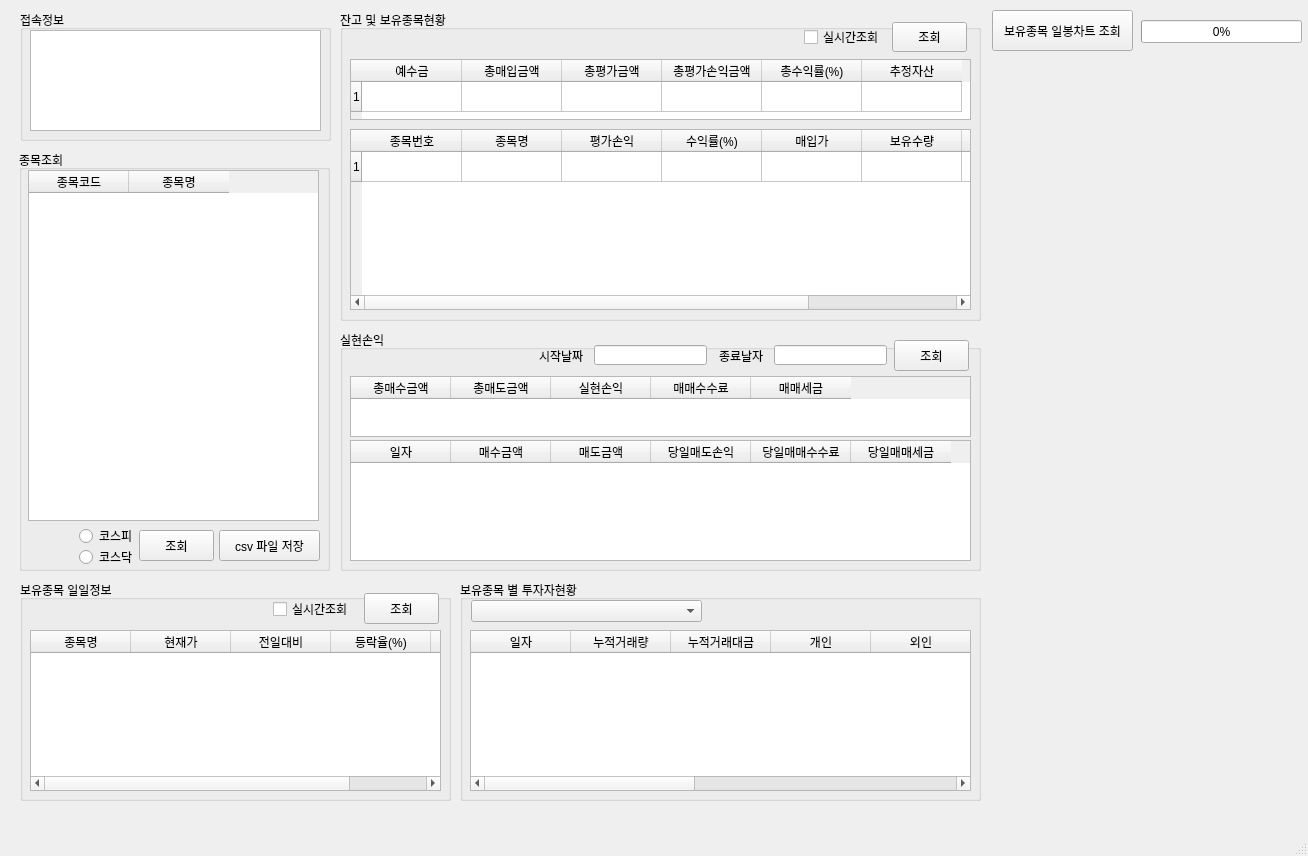
Qt form MyTrader.ui (pjm8702/jasam) before a commit.
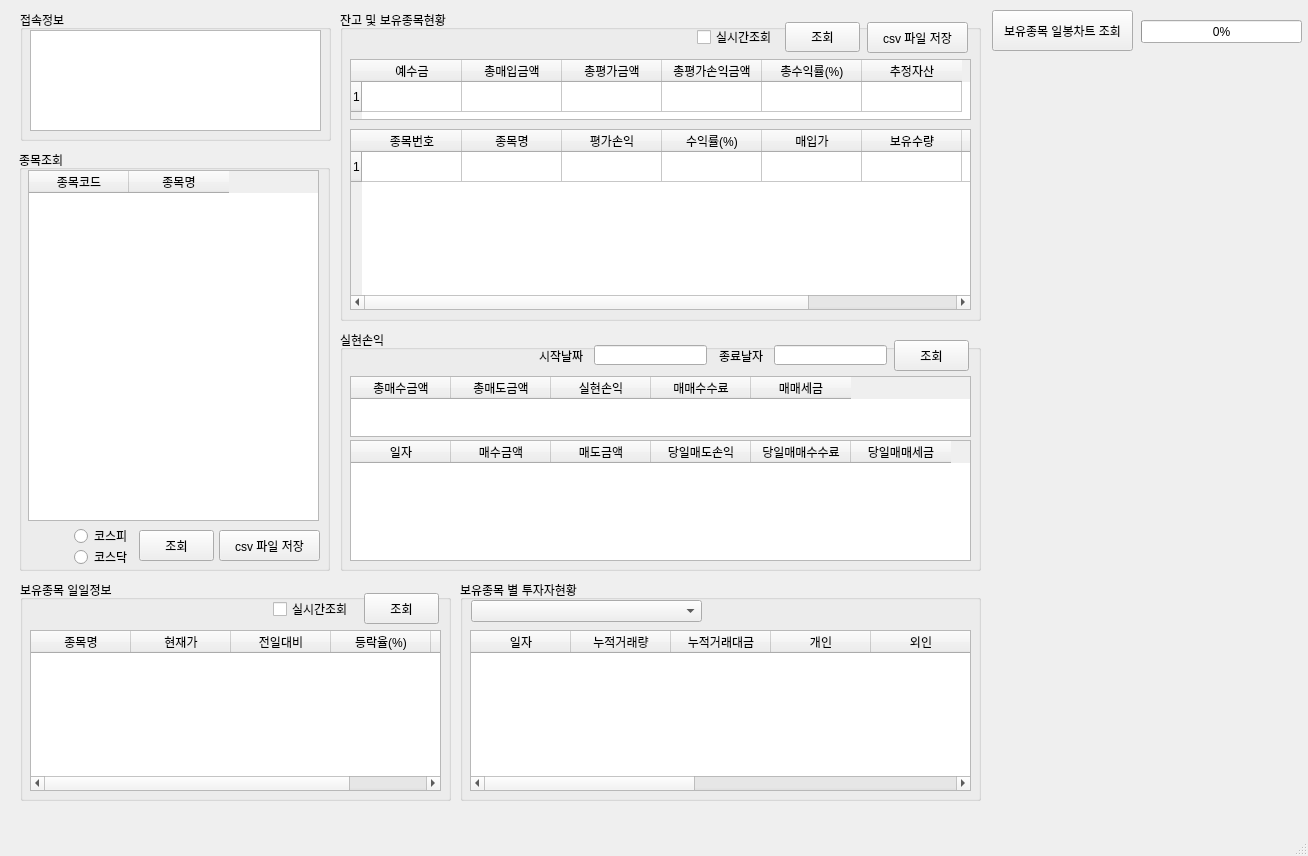
The same form after that commit.

Commit message: 잔고 및 보유종목현황 csv 파일 저장 추가

Diff of the .ui file:
```diff
--- a/MyTrader.ui
+++ b/MyTrader.ui
@@ -127,7 +127,7 @@
     <widget class="QCheckBox" name="checkBox">
      <property name="geometry">
       <rect>
-       <x>464</x>
+       <x>357</x>
        <y>19</y>
        <width>81</width>
        <height>16</height>
@@ -140,7 +140,7 @@
     <widget class="QPushButton" name="pushButton">
      <property name="geometry">
       <rect>
-       <x>552</x>
+       <x>445</x>
        <y>12</y>
        <width>75</width>
        <height>30</height>
@@ -150,6 +150,19 @@
       <string>조회</string>
      </property>
     </widget>
+    <widget class="QPushButton" name="pushButton_7">
+     <property name="geometry">
+      <rect>
+       <x>527</x>
+       <y>12</y>
+       <width>101</width>
+       <height>31</height>
+      </rect>
+     </property>
+     <property name="text">
+      <string>csv 파일 저장</string>
+     </property>
+    </widget>
    </widget>
    <widget class="QGroupBox" name="groupBox_2">
     <property name="geometry">
@@ -296,9 +309,9 @@
     <widget class="QRadioButton" name="radioButton">
      <property name="geometry">
       <rect>
-       <x>60</x>
+       <x>55</x>
        <y>378</y>
-       <width>90</width>
+       <width>61</width>
        <height>16</height>
       </rect>
      </property>
@@ -309,9 +322,9 @@
     <widget class="QRadioButton" name="radioButton_2">
      <property name="geometry">
       <rect>
-       <x>60</x>
+       <x>55</x>
        <y>399</y>
-       <width>90</width>
+       <width>61</width>
        <height>16</height>
       </rect>
      </property>
```
The commit also changes 2 other files.
